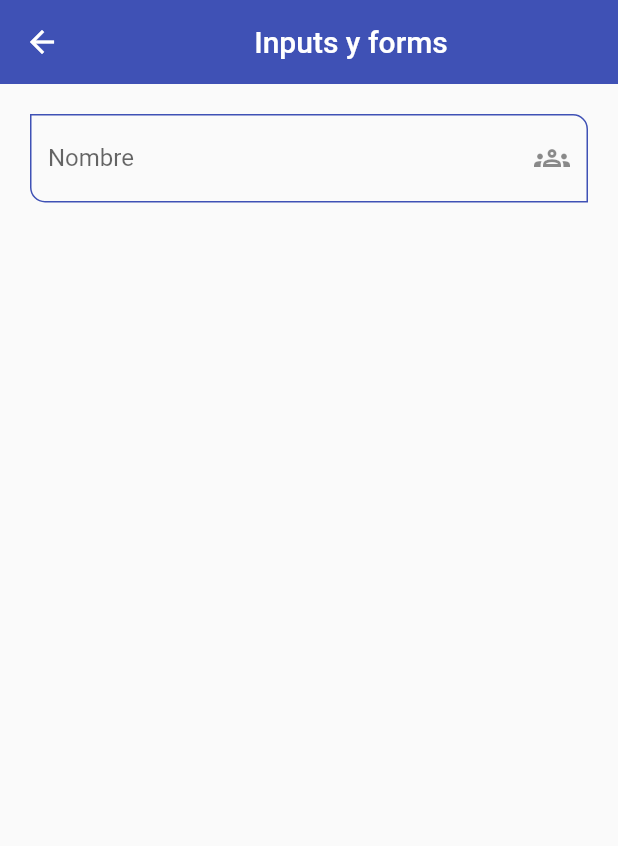
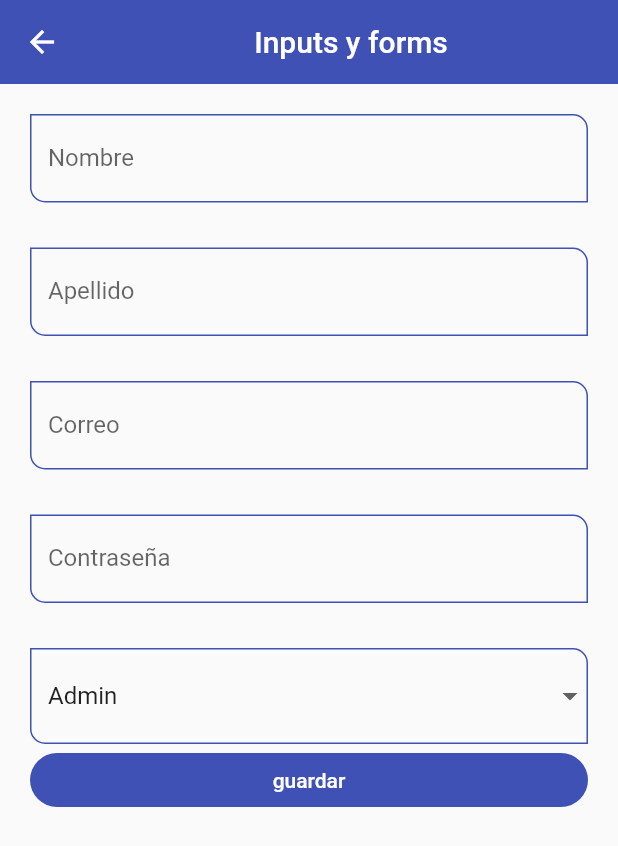
Before and after one commit to jhank31/flutter, a Flutter app: the InputScreen screen opened by its route, on a phone screen of 412 x 824 dp. Shown: the top 846 px of the screen. Run offline on Flutter 3.47's test engine with Material 2 defaults, Android fonts, the phone set to English and light mode, and no system bars.

Commit message:
creacion de screen slider y las de input y forms

```diff
--- a/fl_components/lib/router/app_routes.dart
+++ b/fl_components/lib/router/app_routes.dart
@@ -41,7 +41,12 @@ class AppRoutes {
         route: 'inputs',
         name: 'Texts inputs',
         screen: const InputScreen(),
-        icon: Icons.input_outlined)
+        icon: Icons.input_outlined),
+    MenuOptions(
+        route: 'Slides',
+        name: 'Sliders && checks',
+        screen: const SliderScreen(),
+        icon: Icons.slow_motion_video_outlined),
   ];
 
   static Map<String, Widget Function(BuildContext)> getAppRoutes() {
--- a/fl_components/lib/screens/inputs_screen.dart
+++ b/fl_components/lib/screens/inputs_screen.dart
@@ -6,6 +6,16 @@ class InputScreen extends StatelessWidget {
 
   @override
   Widget build(BuildContext context) {
+    final GlobalKey<FormState> myFormKey = GlobalKey<FormState>();
+
+    final Map<String, dynamic> formValue = {
+      'first_name': 'Jhancarlos',
+      'last_name': 'Lenis',
+      'emain': 'jhanklear31@gmail.com',
+      'password': '123456',
+      'role': 'Admin'
+    };
+
     return Scaffold(
         appBar: AppBar(
           title: const Center(child: Text('Inputs y forms')),
@@ -13,14 +23,76 @@ class InputScreen extends StatelessWidget {
         body: SingleChildScrollView(
           child: Padding(
             padding: const EdgeInsets.symmetric(horizontal: 20, vertical: 20),
+            child: Form(
+              key: myFormKey,
               child: Column(
-              children: const [
+                children: [
                   CustomInputField(
                     labelText: 'Nombre',
                     hintText: 'Nombre del usuario',
-                  suffixIcon: Icons.groups_outlined,
+                    formProperty: 'first_name',
+                    formValues: formValue,
+                  ),
+                  const SizedBox(height: 30),
+                  CustomInputField(
+                    labelText: 'Apellido',
+                    hintText: 'Apellido del usuario',
+                    formProperty: 'last_name',
+                    formValues: formValue,
+                  ),
+                  const SizedBox(height: 30),
+                  CustomInputField(
+                    labelText: 'Correo',
+                    hintText: 'Correo del usuario',
+                    keyboardType: TextInputType.emailAddress,
+                    formProperty: 'email',
+                    formValues: formValue,
+                  ),
+                  const SizedBox(height: 30),
+                  CustomInputField(
+                    labelText: 'Contraseña',
+                    hintText: 'Contraseña',
+                    obscureText: true,
+                    formProperty: 'password',
+                    formValues: formValue,
+                  ),
+                  const SizedBox(height: 30),
+                  DropdownButtonFormField<String>(
+                      value: 'Admin',
+                      items: const [
+                        DropdownMenuItem(
+                          value: 'Admin',
+                          child: Text('Admin'),
+                        ),
+                        DropdownMenuItem(
+                          value: 'Superuser',
+                          child: Text('Superuser'),
+                        ),
+                        DropdownMenuItem(
+                          value: 'Developer',
+                          child: Text('Developer'),
+                        ),
+                        DropdownMenuItem(
+                          value: 'Jr. Developer',
+                          child: Text('Jr. Developer'),
                         )
                       ],
+                      onChanged: (value) {
+                        formValue['role'] = value ?? 'Admin';
+                      }),
+                  ElevatedButton(
+                      onPressed: () {
+                        FocusScope.of(context).requestFocus(FocusNode());
+
+                        if (!myFormKey.currentState!.validate()) {
+                          return;
+                        }
+                      },
+                      child: const SizedBox(
+                          width: double.infinity,
+                          child: Center(child: Text('guardar'))))
+                ],
+              ),
             ),
           ),
         ));
--- a/fl_components/lib/screens/screens_export.dart
+++ b/fl_components/lib/screens/screens_export.dart
@@ -1,3 +1,4 @@
+export 'package:fl_components/screens/slider_screen.dart';
 
 export 'package:fl_components/screens/alert_screen.dart';
 export 'package:fl_components/screens/animated_screen.dart';
--- /dev/null
+++ b/fl_components/lib/screens/slider_screen.dart
@@ -0,0 +1,31 @@
+import 'package:flutter/material.dart';
+
+class SliderScreen extends StatefulWidget {
+  const SliderScreen({Key? key}) : super(key: key);
+
+  @override
+  State<SliderScreen> createState() => _SliderScreenState();
+}
+
+class _SliderScreenState extends State<SliderScreen> {
+  double sliderValue = 100;
+  @override
+  Widget build(BuildContext context) {
+    return Scaffold(
+        appBar: AppBar(
+          title: const Center(child: Text('Sliders && checks')),
+        ),
+        body: Column(
+          children: [
+            Slider(
+                min: 50,
+                max: 400,
+                value: sliderValue,
+                onChanged: (value) {
+                  sliderValue = value;
+                  setState(() {});
+                })
+          ],
+        ));
+  }
+}
--- a/fl_components/lib/widgets/custom_input_file.dart
+++ b/fl_components/lib/widgets/custom_input_file.dart
@@ -5,22 +5,31 @@ class CustomInputField extends StatelessWidget {
   final String? labelText;
   final String? helperText;
   final IconData? suffixIcon;
-
+  final TextInputType? keyboardType;
+  final bool obscureText;
+  final String formProperty;
+  final Map<String, dynamic> formValues;
   const CustomInputField({
     Key? key,
     this.hintText,
     this.labelText,
     this.helperText,
     this.suffixIcon,
+    this.keyboardType,
+    this.obscureText = false,
+    required this.formProperty,
+    required this.formValues,
   }) : super(key: key);
 
   @override
   Widget build(BuildContext context) {
     return TextFormField(
         autofocus: false,
+        obscureText: obscureText,
         autovalidateMode: AutovalidateMode.onUserInteraction,
         textCapitalization: TextCapitalization.words,
-        onChanged: (value) {},
+        keyboardType: keyboardType,
+        onChanged: (value) => formValues[formProperty] = value,
         validator: (value) {
           if (value == null) return 'Este campo es requerido';
           return value.length < 3 ? 'Minimo de 3 letras' : null;
```
Also changed, not shown: fl_components/lib/main.dart (line endings or trailing spaces). Lines whose indentation alone changed are shown as unchanged.
